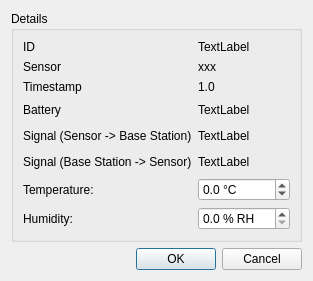
Qt form manager/src/MeasurementDetailsDialog.ui (porkmarks/sense) before a commit.
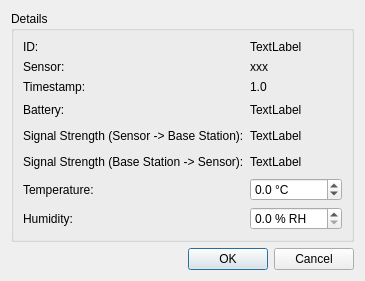
The same form after that commit.

Commit message: Showing both S2B and B2S signals in sensor details ErrorCounters clearing

```diff
--- a/manager/src/MeasurementDetailsDialog.ui
+++ b/manager/src/MeasurementDetailsDialog.ui
@@ -32,13 +32,16 @@
       <item row="1" column="0">
        <widget class="QLabel" name="label">
         <property name="text">
-         <string>Sensor</string>
+         <string>Sensor:</string>
         </property>
        </widget>
       </item>
       <item row="4" column="1">
        <widget class="QWidget" name="widget" native="true">
         <layout class="QHBoxLayout" name="horizontalLayout">
+         <property name="spacing">
+          <number>12</number>
+         </property>
          <property name="leftMargin">
           <number>0</number>
          </property>
@@ -91,7 +94,7 @@
       <item row="4" column="0">
        <widget class="QLabel" name="label_20">
         <property name="text">
-         <string>Battery</string>
+         <string>Battery:</string>
         </property>
        </widget>
       </item>
@@ -121,7 +124,7 @@
       <item row="6" column="0">
        <widget class="QLabel" name="label_3">
         <property name="text">
-         <string>Signal (Base Station -&gt; Sensor)</string>
+         <string>Signal Strength (Base Station -&gt; Sensor):</string>
         </property>
        </widget>
       </item>
@@ -151,20 +154,23 @@
       <item row="0" column="0">
        <widget class="QLabel" name="label_2">
         <property name="text">
-         <string>ID</string>
+         <string>ID:</string>
         </property>
        </widget>
       </item>
       <item row="5" column="0">
        <widget class="QLabel" name="label_10">
         <property name="text">
-         <string>Signal (Sensor -&gt; Base Station)</string>
+         <string>Signal Strength (Sensor -&gt; Base Station):</string>
         </property>
        </widget>
       </item>
       <item row="5" column="1">
        <widget class="QWidget" name="widget_2" native="true">
         <layout class="QHBoxLayout" name="horizontalLayout_2">
+         <property name="spacing">
+          <number>12</number>
+         </property>
          <property name="leftMargin">
           <number>0</number>
          </property>
@@ -217,7 +223,7 @@
       <item row="2" column="0">
        <widget class="QLabel" name="label_14">
         <property name="text">
-         <string>Timestamp</string>
+         <string>Timestamp:</string>
         </property>
        </widget>
       </item>
@@ -231,6 +237,9 @@
       <item row="6" column="1">
        <widget class="QWidget" name="widget_3" native="true">
         <layout class="QHBoxLayout" name="horizontalLayout_3">
+         <property name="spacing">
+          <number>12</number>
+         </property>
          <property name="leftMargin">
           <number>0</number>
          </property>
```
The commit also changes 5 other files.
